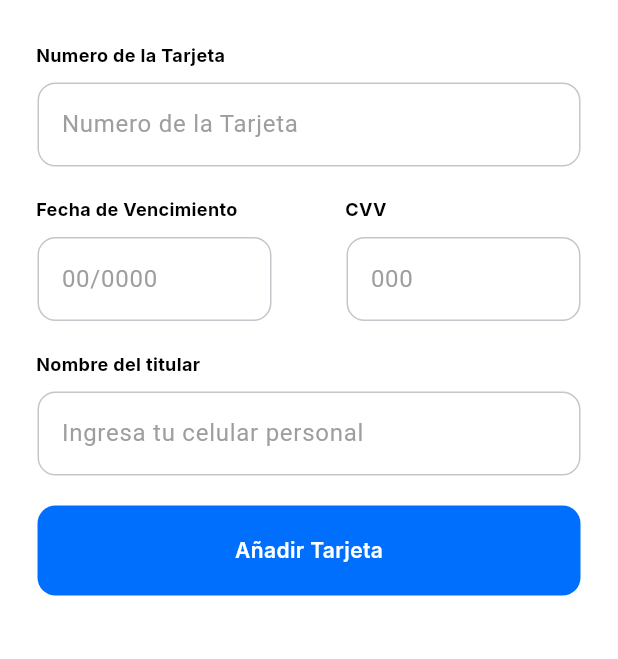
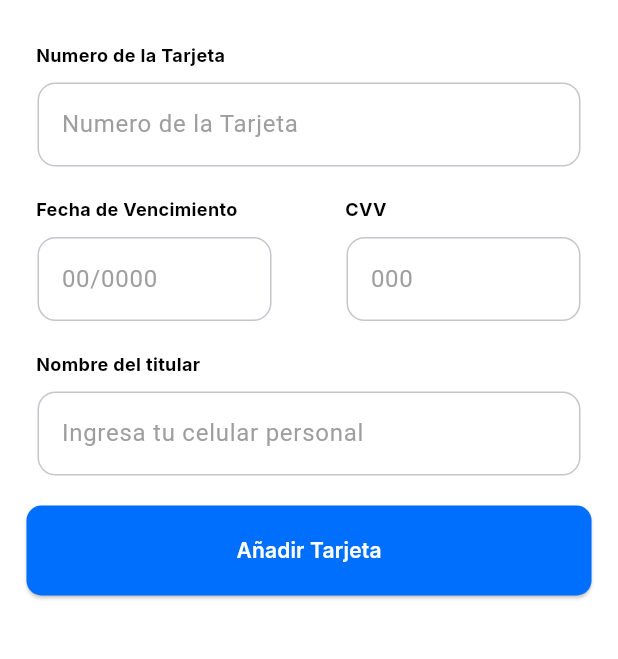
Before and after one commit to Applicaciones-moviles/Frontend, a Flutter app: the PaymentCard screen opened directly, on a phone screen of 412 x 824 dp, the part 72-731 px from its top. Run offline on Flutter 3.47's test engine with Material 3 defaults, Android fonts, the phone set to English and light mode, and no system bars; our stand-ins replace fluentui_icons, google_fonts, table_calendar.

Commit message:
update payment card

```diff
--- a/lib/base/screens/payment_card.dart
+++ b/lib/base/screens/payment_card.dart
@@ -154,8 +154,15 @@ class _PaymentCardState extends State<PaymentCard> {
                   obscureText: false,
                 ),
                 const SizedBox(height: 20),
-                MyButton(
-                  text: "Añadir Tarjeta",
+                ElevatedButton(
+                  style: ElevatedButton.styleFrom(
+                    backgroundColor: Color(0xFF006FFD),
+                    shape: RoundedRectangleBorder(
+                      borderRadius: BorderRadius.circular(10),
+                    ),
+                    padding: EdgeInsets.symmetric(
+                        vertical: 20,horizontal:140),
+                  ),
                   onPressed: () {
                     Navigator.pop(context, {
                       'cardNumber': numberCardController.text,
@@ -164,6 +171,14 @@ class _PaymentCardState extends State<PaymentCard> {
                       'cvv': cvvController.text,
                     });
                   },
+                  child: Text(
+                    'Añadir Tarjeta',
+                    style: TextStyle(
+                      color: Colors.white,
+                      fontWeight: FontWeight.w600,
+                      fontFamily: 'Inter',
+                    ),
+                  ),
                 ),
               ],
             ),
--- a/lib/main.dart
+++ b/lib/main.dart
@@ -26,7 +26,7 @@ class MyApp extends StatelessWidget {
         useMaterial3: true,
         primarySwatch: Colors.blue,
       ),
-      home: const Welcome(),
+      //home: const Welcome(),
       routes: {
         //"/":(context)=> const Home(),
         "/login": (context) => LoginPage(),
@@ -34,6 +34,8 @@ class MyApp extends StatelessWidget {
         "/register": (context) => RegisterPage(),
       },
 
+      home: PaymentUser(),
+
     );
   }
 }
```
